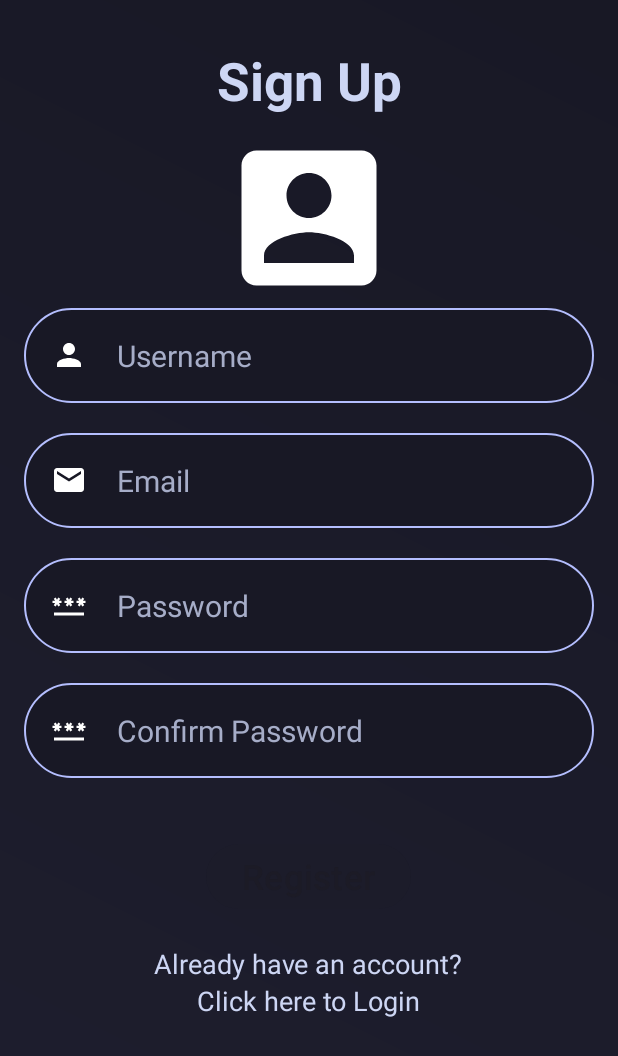
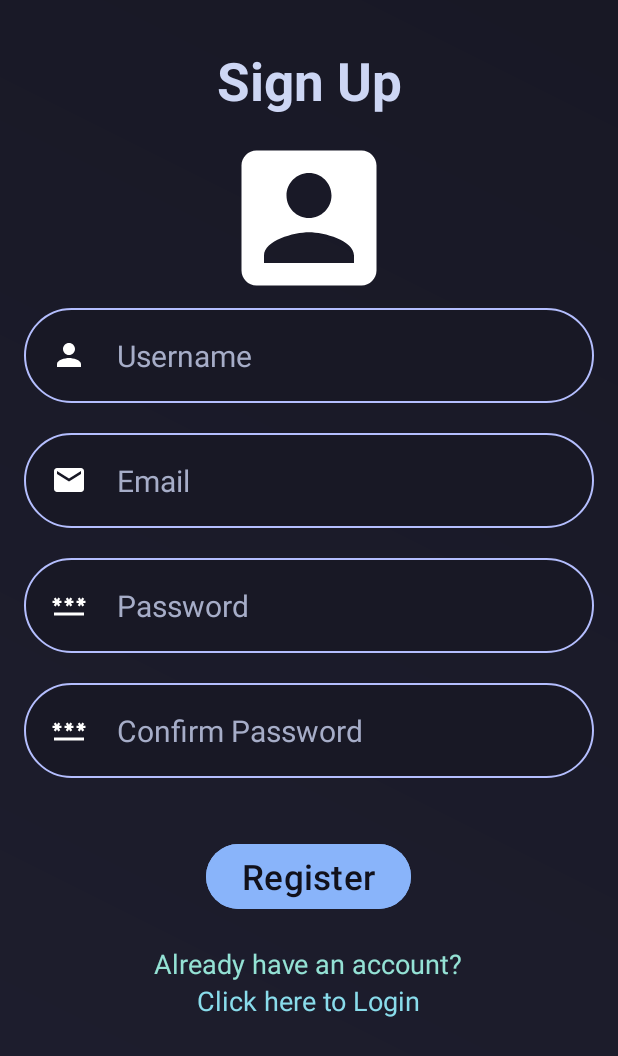
Before and after one commit to Bhavyadhan26/StreamDash_App, an Android app: the SignupActivity screen opened directly, with no data from a screen before it, on a phone screen of 412 x 824 dp. Shown: the top 1056 px of the screen. Run offline under Robolectric (Android 15) with nearby library versions, the phone set to English and light mode, and no system bars.

Commit message:
fix: signup page colors (3)

```diff
--- a/app/src/main/res/layout/signup.xml
+++ b/app/src/main/res/layout/signup.xml
@@ -104,13 +104,15 @@
         android:layout_marginBottom="20dp" />
 
 
-    <com.google.android.material.button.MaterialButton
+    <Button
         android:id="@+id/signupbtn"
         android:layout_width="wrap_content"
         android:layout_height="wrap_content"
         android:layout_below="@id/user_conf_password"
         android:layout_centerHorizontal="true"
         android:layout_margin="20dp"
+        android:backgroundTint="@color/blue"
+        android:textColor="@color/crust"
         android:text="Register"
         android:textSize="23dp" />
 
@@ -118,7 +120,7 @@
         android:layout_width="wrap_content"
         android:layout_height="wrap_content"
         android:text="Already have an account?"
-        android:textColor="@color/text"
+        android:textColor="@color/teal"
         android:layout_below="@id/signupbtn"
         android:textSize="18dp"
         android:id="@+id/mssg"
@@ -129,7 +131,7 @@
         android:layout_width="wrap_content"
         android:layout_height="wrap_content"
         android:text="Click here to Login"
-        android:textColor="@color/text"
+        android:textColor="@color/sky"
         android:textSize="18dp"
         android:layout_below="@id/mssg"
         android:id="@+id/loginText"
--- a/app/src/main/res/values/themes.xml
+++ b/app/src/main/res/values/themes.xml
@@ -36,6 +36,7 @@
 
         <!-- Cursor -->
         <item name="android:textCursorDrawable">@color/rosewater</item>
+
     </style>
 
     <style name="Theme.LoginApp" parent="Base.Theme.LoginApp" />
```
Also changed, not shown: 1 other file.
